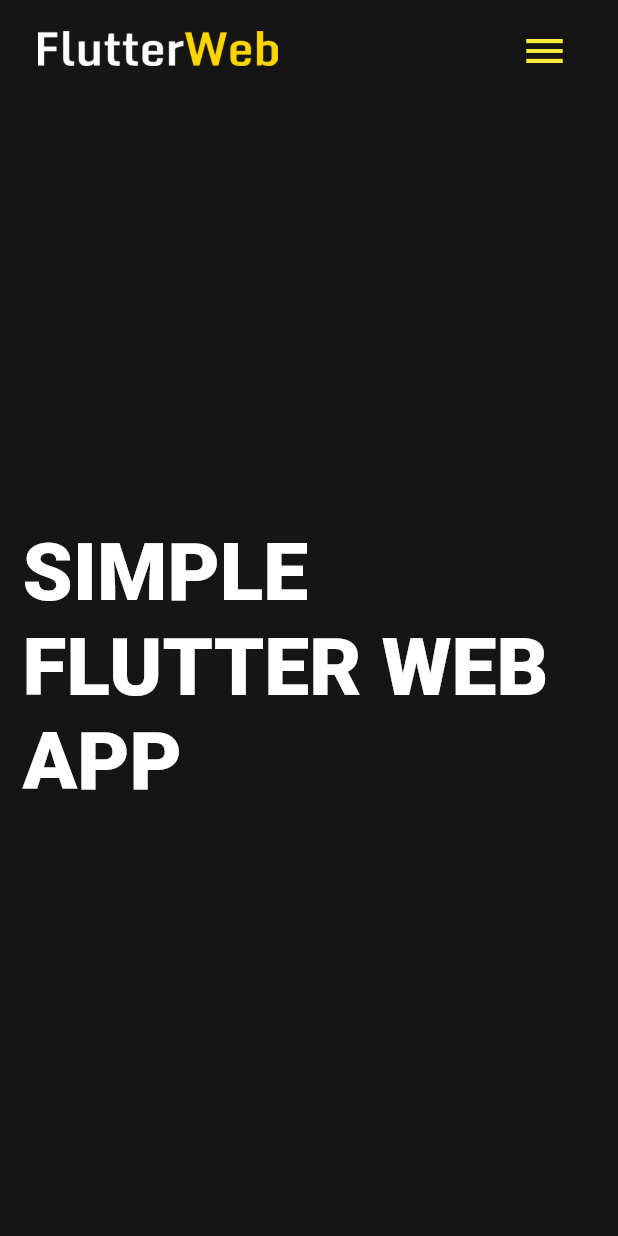
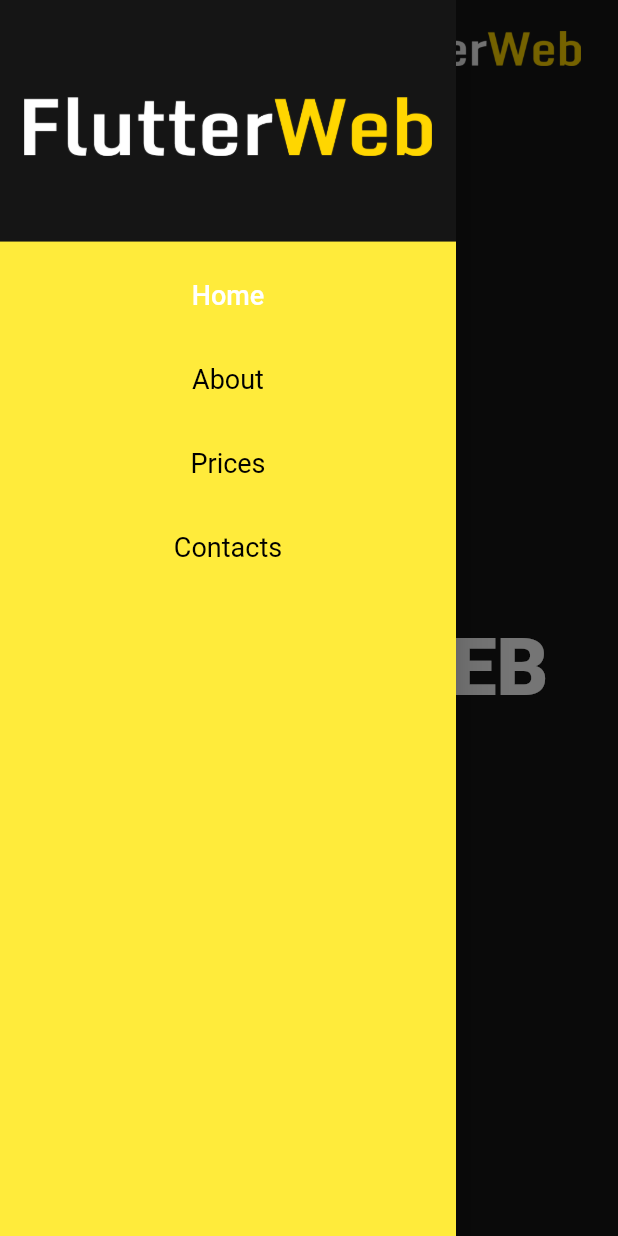
Before and after one commit to Frezyx/flutter-firebase-site, a Flutter app: the screen it shows after launch, with the side drawer open (before the commit the screen has no drawer), on a phone screen of 412 x 824 dp. Run offline on Flutter 3.47's test engine with Material 2 defaults, Android fonts, the light colour scheme and no system bars; missing offline and left inert: animated_icon_button.

Commit message:
create simple drawer menu on small screen

```diff
--- a/lib/main.dart
+++ b/lib/main.dart
@@ -1,4 +1,5 @@
 import 'package:flutter/material.dart';
+import 'package:flutter_firebase_site/widgets/custom/custom_drawer.dart';
 import 'package:provider/provider.dart';
 import 'package:flutter_firebase_site/screens/home.dart';
 import 'package:flutter_firebase_site/widgets/nav_bar.dart';
@@ -8,6 +9,7 @@ import 'screens/about.dart';
 import 'screens/contacts.dart';
 import 'screens/prices.dart';
 import 'theme/theme.dart';
+import 'widgets/href_button.dart';
 
 void main() {
   runApp(MyApp());
@@ -27,21 +29,43 @@ class MyApp extends StatelessWidget {
   }
 }
 
+const _titles = [
+  'Home',
+  'About',
+  'Prices',
+  'Contacts',
+];
+
 class Home extends StatelessWidget {
   Home({Key key}) : super(key: key);
 
-  final Map<int, Widget> screens = {
-    0: HomeScreen(),
-    1: About(),
-    2: Prices(),
-    3: Contacts(),
-  };
+  Widget _buildScreen(
+    int index,
+    GlobalKey scaffoldKey,
+  ) {
+    switch (index) {
+      case 0:
+        return HomeScreen(scaffoldKey: scaffoldKey);
+        break;
+      case 1:
+        return About(scaffoldKey: scaffoldKey);
+        break;
+      case 2:
+        return Prices(scaffoldKey: scaffoldKey);
+        break;
+      default:
+        return Contacts(scaffoldKey: scaffoldKey);
+        break;
+    }
+  }
 
   @override
   Widget build(BuildContext context) {
     final theme = Theme.of(context);
     final navigationBloc = Provider.of<NavigationBloc>(context);
+    final GlobalKey<ScaffoldState> _scaffoldKey = GlobalKey();
     return Scaffold(
+      key: _scaffoldKey,
       body: LayoutBuilder(
         builder: (BuildContext context, BoxConstraints viewportConstraints) {
           return SingleChildScrollView(
@@ -53,6 +77,8 @@ class Home extends StatelessWidget {
                 child: Column(
                   children: <Widget>[
                     NavBar(
+                      titles: _titles,
+                      scaffoldKey: _scaffoldKey,
                       selectedIndex: navigationBloc.selectedIndex,
                       onItemSelected: (int index) =>
                           navigationBloc.selectedIndex = index,
@@ -63,7 +89,10 @@ class Home extends StatelessWidget {
                       ),
                     ),
                     Expanded(
-                      child: screens[navigationBloc.selectedIndex],
+                      child: _buildScreen(
+                        navigationBloc.selectedIndex,
+                        _scaffoldKey,
+                      ),
                     ),
                   ],
                 ),
@@ -72,6 +101,18 @@ class Home extends StatelessWidget {
           );
         },
       ),
+      drawer: CustomDrawer(
+        titles: _titles,
+        selectedIndex: navigationBloc.selectedIndex,
+        onItemSelected: (int index) => navigationBloc.selectedIndex = index,
+        style: theme.textTheme.headline3.copyWith(
+          color: Colors.black,
+          fontWeight: FontWeight.w400,
+        ),
+        selectedStyle: theme.textTheme.headline3.copyWith(
+          fontWeight: FontWeight.w500,
+        ),
+      ),
     );
   }
 }
--- a/lib/screens/about.dart
+++ b/lib/screens/about.dart
@@ -3,7 +3,10 @@ import 'package:flutter/material.dart';
 class About extends StatelessWidget {
   const About({
     Key key,
+    @required this.scaffoldKey,
   }) : super(key: key);
+
+  final GlobalKey scaffoldKey;
 
   @override
   Widget build(BuildContext context) {
--- a/lib/screens/contacts.dart
+++ b/lib/screens/contacts.dart
@@ -3,7 +3,10 @@ import 'package:flutter/material.dart';
 class Contacts extends StatelessWidget {
   const Contacts({
     Key key,
+    @required this.scaffoldKey,
   }) : super(key: key);
+
+  final GlobalKey scaffoldKey;
 
   @override
   Widget build(BuildContext context) {
--- a/lib/screens/home.dart
+++ b/lib/screens/home.dart
@@ -5,7 +5,10 @@ import 'package:flutter_firebase_site/widgets/responsive/responsive_view.dart';
 class HomeScreen extends StatelessWidget {
   const HomeScreen({
     Key key,
+    @required this.scaffoldKey,
   }) : super(key: key);
+
+  final GlobalKey scaffoldKey;
 
   @override
   Widget build(BuildContext context) {
--- a/lib/screens/prices.dart
+++ b/lib/screens/prices.dart
@@ -3,7 +3,10 @@ import 'package:flutter/material.dart';
 class Prices extends StatelessWidget {
   const Prices({
     Key key,
+    @required this.scaffoldKey,
   }) : super(key: key);
+
+  final GlobalKey scaffoldKey;
 
   @override
   Widget build(BuildContext context) {
--- a/lib/theme/theme.dart
+++ b/lib/theme/theme.dart
@@ -5,6 +5,7 @@ final appTheme = ThemeData(
   primaryColor: Colors.yellow,
   backgroundColor: Color(0xFF151515),
   scaffoldBackgroundColor: Color(0xFF151515),
+  canvasColor: Colors.yellow,
   textTheme: TextTheme(
     headline1: TextStyle(
       fontSize: 92,
--- /dev/null
+++ b/lib/widgets/custom/custom_drawer.dart
@@ -0,0 +1,63 @@
+import 'package:flutter/material.dart';
+
+import '../href_button.dart';
+
+class CustomDrawer extends StatelessWidget {
+  CustomDrawer({
+    Key key,
+    @required this.titles,
+    @required this.selectedIndex,
+    @required this.onItemSelected,
+    this.selectedStyle,
+    this.style,
+  }) : super(key: key);
+
+  final List<String> titles;
+  final int selectedIndex;
+  final TextStyle selectedStyle;
+  final TextStyle style;
+  final Function(int) onItemSelected;
+
+  @override
+  Widget build(BuildContext context) {
+    final children = _buildButtons()..insert(0, _buildHeader(context));
+    return Drawer(
+      child: ListView(
+        padding: EdgeInsets.zero,
+        children: children,
+      ),
+    );
+  }
+
+  List<Widget> _buildButtons() {
+    List<Widget> buttons = [];
+    for (var i = 0; i < titles.length; i++) {
+      final Widget button = ListTile(
+        title: LinkButton(
+          onTap: () => onItemSelected(i),
+          title: titles[i],
+          style: i == selectedIndex ? selectedStyle : style,
+        ),
+      );
+      buttons.add(button);
+    }
+    return buttons;
+  }
+
+  Widget _buildHeader(BuildContext context) {
+    final theme = Theme.of(context);
+    return DrawerHeader(
+      decoration: BoxDecoration(
+        color: theme.backgroundColor,
+      ),
+      child: InkWell(
+        onTap: () => onItemSelected(0),
+        child: Image.asset(
+          'assets/img/FlutterWeb.png',
+          width: 160,
+          height: 35,
+        ),
+      ),
+    );
+  }
+}
--- a/lib/widgets/nav_bar.dart
+++ b/lib/widgets/nav_bar.dart
@@ -1,41 +1,37 @@
+import 'package:animated_icon_button/animated_icon_button.dart';
 import 'package:flutter/material.dart';
 import 'package:flutter_firebase_site/widgets/responsive/responsive_view.dart';
 
 import 'href_button.dart';
 
-const _titles = [
-  'Home',
-  'About',
-  'Prices',
-  'Contacts',
-];
-
 class NavBar extends StatelessWidget {
   NavBar({
     Key key,
+    @required this.titles,
+    @required this.scaffoldKey,
     @required this.selectedIndex,
     @required this.onItemSelected,
     this.selectedStyle,
     this.style,
   }) : super(key: key);
 
+  final List<String> titles;
   final int selectedIndex;
   final TextStyle selectedStyle;
   final TextStyle style;
   final Function(int) onItemSelected;
+  final GlobalKey<ScaffoldState> scaffoldKey;
 
   @override
   Widget build(BuildContext context) {
-    final size = MediaQuery.of(context).size;
-    final theme = Theme.of(context);
     return ResponsiveView(
       largeScreen: _buildLargeView(),
       mediumScreen: _buildLargeView(),
-      smallScreen: _buildSmallScreen(size, theme),
+      smallScreen: _buildSmallScreen(context),
     );
   }
 
-  Widget _buildSmallScreen(Size size, ThemeData theme) {
+  Widget _buildSmallScreen(BuildContext context) {
     return Container(
       color: Colors.transparent,
       height: 65.0,
@@ -46,8 +42,8 @@ class NavBar extends StatelessWidget {
         child: Row(
           mainAxisAlignment: MainAxisAlignment.spaceBetween,
           children: [
+            _buildBurger(context),
             Image.asset('assets/img/FlutterWeb.png', width: 160, height: 35),
-            _buildBurger(theme),
           ],
         ),
       ),
@@ -74,25 +70,30 @@ class NavBar extends StatelessWidget {
     );
   }
 
-  Widget _buildBurger(ThemeData theme) {
+  Widget _buildBurger(BuildContext context) {
+    final theme = Theme.of(context);
     return IconButton(
-      icon: Icon(Icons.menu),
-      onPressed: () => print("menu pressed"),
-      color: theme.accentColor,
       iconSize: 32,
       splashRadius: 1.0,
+      color: theme.accentColor,
       splashColor: Colors.transparent,
       focusColor: Colors.transparent,
       highlightColor: Colors.transparent,
+      onPressed: () => scaffoldKey.currentState.isDrawerOpen
+          ? Navigator.pop(context)
+          : scaffoldKey.currentState.openDrawer(),
+      icon: scaffoldKey.currentState.isDrawerOpen
+          ? Icon(Icons.close)
+          : Icon(Icons.menu),
     );
   }
 
   List<Widget> _buildButtons() {
     List<LinkButton> buttons = [];
-    for (var i = 0; i < _titles.length; i++) {
+    for (var i = 0; i < titles.length; i++) {
       final button = LinkButton(
         onTap: () => onItemSelected(i),
-        title: _titles[i],
+        title: titles[i],
         style: i == selectedIndex ? selectedStyle : style,
       );
       buttons.add(button);
```
Also changed, not shown: 2 other files.
